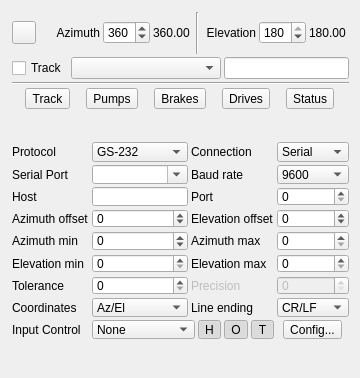
First picture: the form in plugins/feature/gs232controller/gs232controllergui.ui, repository srcejon/sdrangel, before the edit.
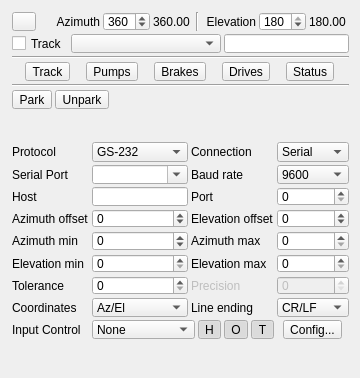
Second picture: the form after the edit. Icons and pictures are not drawn. Custom widgets are drawn as their Qt base class.

Commit message: Add Alpaca telescope parking support

Patch:
```diff
--- a/plugins/feature/gs232controller/gs232controllergui.ui
+++ b/plugins/feature/gs232controller/gs232controllergui.ui
@@ -298,6 +298,50 @@
       </item>
      </layout>
     </item>
+    <item>
+     <widget class="Line" name="alpacaLine">
+      <property name="orientation">
+       <enum>Qt::Orientation::Horizontal</enum>
+      </property>
+     </widget>
+    </item>
+    <item>
+     <layout class="QHBoxLayout" name="alpacaLayout">
+      <item>
+       <widget class="QToolButton" name="alpacaPark">
+        <property name="toolTip">
+         <string>Park the Alpaca telescope mount</string>
+        </property>
+        <property name="text">
+         <string>Park</string>
+        </property>
+       </widget>
+      </item>
+      <item>
+       <widget class="QToolButton" name="alpacaUnpark">
+        <property name="toolTip">
+         <string>Unpark the Alpaca telescope mount</string>
+        </property>
+        <property name="text">
+         <string>Unpark</string>
+        </property>
+       </widget>
+      </item>
+      <item>
+       <spacer name="alpacaSpacer">
+        <property name="orientation">
+         <enum>Qt::Orientation::Horizontal</enum>
+        </property>
+        <property name="sizeHint" stdset="0">
+         <size>
+          <width>40</width>
+          <height>20</height>
+         </size>
+        </property>
+       </spacer>
+      </item>
+     </layout>
+    </item>
    </layout>
   </widget>
   <widget class="QWidget" name="settingsContainer" native="true">
```
Left out of the diff: 2 changed lines with no effect on the pictures. The commit also changes 10 other files.
